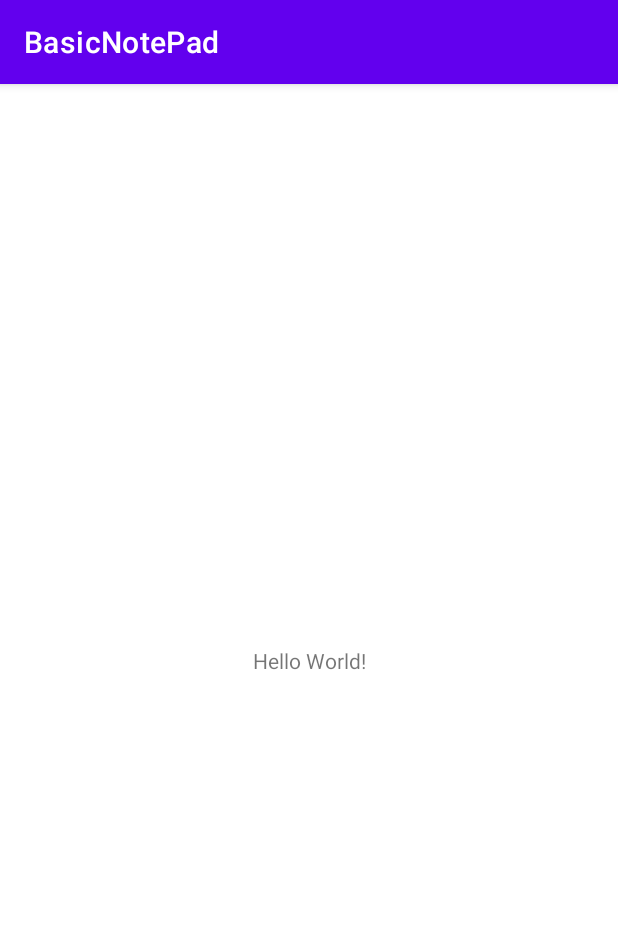
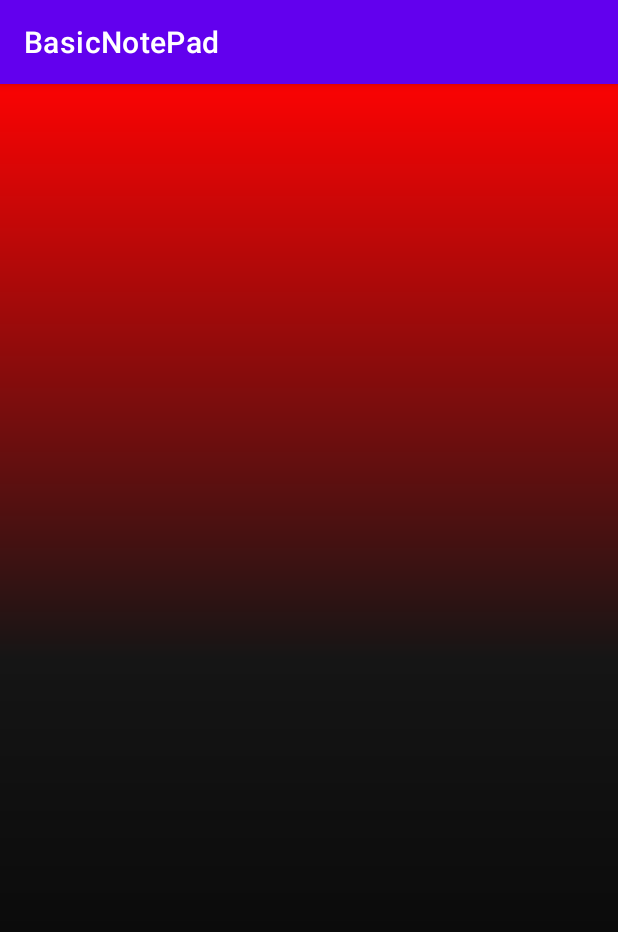
Before and after one commit to joabeAnjos/BasicNotePad, an Android app: the screen it shows after launch (MainActivity), on a phone screen of 412 x 824 dp. Shown: the top 932 px of the screen. Run offline under Robolectric (Android 15) with nearby library versions, the phone set to English and light mode, and no system bars.

Commit message:
degradê do da activiy main

```diff
--- /dev/null
+++ b/app/src/main/res/drawable/main_gradient_background.xml
@@ -0,0 +1,14 @@
+<?xml version="1.0" encoding="utf-8"?>
+<shape xmlns:android="http://schemas.android.com/apk/res/android"
+    android:shape="rectangle">
+
+    <gradient
+        android:startColor="#FF000000"
+        android:centerColor="@color/black_light"
+        android:endColor="#FB0303"
+        android:angle="90"
+        android:type="linear"/>
+
+
+
+</shape>
--- a/app/src/main/res/layout/activity_main.xml
+++ b/app/src/main/res/layout/activity_main.xml
@@ -4,15 +4,8 @@
     xmlns:tools="http://schemas.android.com/tools"
     android:layout_width="match_parent"
     android:layout_height="match_parent"
+    android:background="@drawable/main_gradient_background"
     tools:context=".MainActivity">
 
-    <TextView
-        android:layout_width="wrap_content"
-        android:layout_height="wrap_content"
-        android:text="Hello World!"
-        app:layout_constraintBottom_toBottomOf="parent"
-        app:layout_constraintEnd_toEndOf="parent"
-        app:layout_constraintStart_toStartOf="parent"
-        app:layout_constraintTop_toTopOf="parent" />
 
 </androidx.constraintlayout.widget.ConstraintLayout>
--- a/app/src/main/res/values/colors.xml
+++ b/app/src/main/res/values/colors.xml
@@ -6,5 +6,7 @@
     <color name="teal_200">#FF03DAC5</color>
     <color name="teal_700">#FF018786</color>
     <color name="black">#FF000000</color>
+    <color name="black_light">#151515</color>
     <color name="white">#FFFFFFFF</color>
+    <color name="red">#FB0303</color>
 </resources>
```
